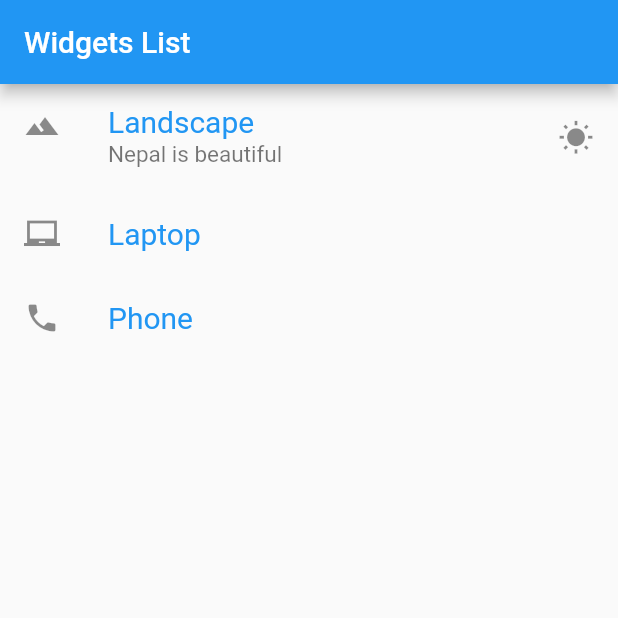
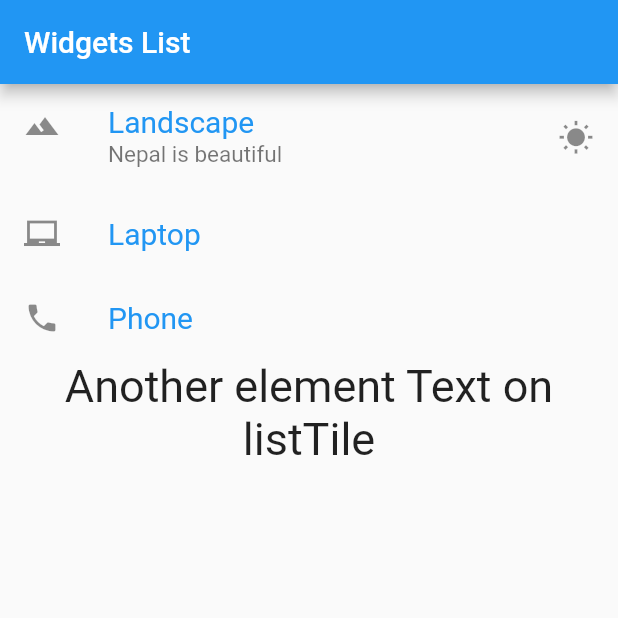
Before and after one commit to shubhampokhrel81/flutterapp1, a Flutter app: the screen it shows after launch, on a phone screen of 412 x 824 dp, the top half of it. Run offline on Flutter 3.47's test engine with Material 2 defaults, Android fonts, the phone set to English and light mode, and no system bars.

Commit message:
Text element in list

```diff
--- a/flutterapp/lib/main.dart
+++ b/flutterapp/lib/main.dart
@@ -30,6 +30,7 @@ Widget getListView(){
       leading: Icon(Icons.phone),
       title: Text("Phone",style: TextStyle(color: Colors.blue, fontSize: 20.0),),
     ),
+    Text("Another element Text on listTile", style:TextStyle(fontSize: 30.0),textAlign: TextAlign.center,),
   ],
   );
   return listView;
```
